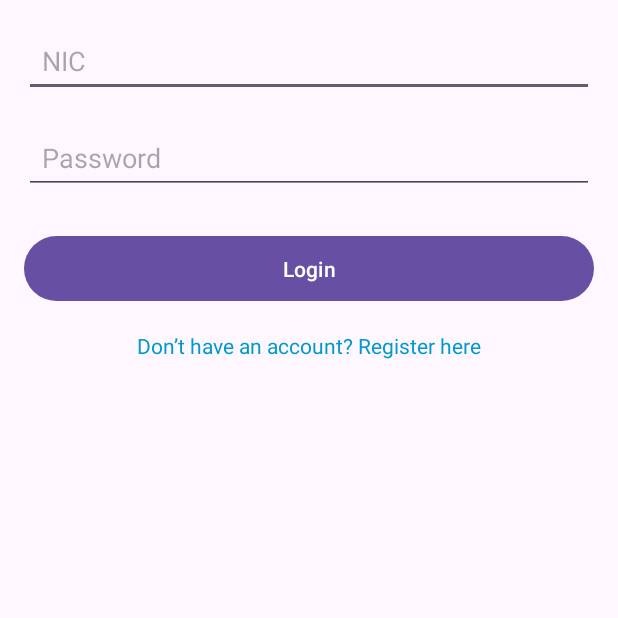
After one commit to madarameegama7/ev-charging-booking-system, an Android app: the LoginActivity screen opened directly, with no data from a screen before it, on a phone screen of 412 x 824 dp, the top half of it. The commit adds this screen. Run offline under Robolectric (Android 15) with nearby library versions, the phone set to English and light mode, and no system bars.

Commit message:
mobile: implement login screen and user authentication

```diff
--- a/mobile/app/src/main/AndroidManifest.xml
+++ b/mobile/app/src/main/AndroidManifest.xml
@@ -13,6 +13,12 @@
         android:theme="@style/Theme.EVChargingApp"
         tools:targetApi="31">
         <activity
+            android:name=".HomeActivity"
+            android:exported="false" />
+        <activity
+            android:name=".LoginActivity"
+            android:exported="false" />
+        <activity
             android:name=".RegisterActivity"
             android:exported="false" />
         <activity
--- /dev/null
+++ b/mobile/app/src/main/java/com/example/evchargingapp/LoginActivity.java
@@ -0,0 +1,75 @@
+/*
+ * File: LoginActivity.java
+ * Author: Janudi Adhikari
+ * Date: 2025-09-26
+ * Purpose: Handles user login with NIC and password using DBHelper.
+ */
+
+package com.example.evchargingapp;
+
+import android.content.Intent;
+import android.os.Bundle;
+import android.view.View;
+import android.widget.Button;
+import android.widget.EditText;
+import android.widget.TextView;
+import android.widget.Toast;
+
+import androidx.appcompat.app.AppCompatActivity;
+
+import com.example.evchargingapp.database.DBHelper;
+
+public class LoginActivity extends AppCompatActivity {
+
+    private EditText etLoginNIC, etLoginPassword;
+    private Button btnLogin;
+    private TextView tvGoToRegister;
+    private DBHelper dbHelper;
+
+    @Override
+    protected void onCreate(Bundle savedInstanceState) {
+        super.onCreate(savedInstanceState);
+        setContentView(R.layout.activity_login);
+
+        // Initialize DBHelper
+        dbHelper = new DBHelper(this);
+
+        // Bind UI elements
+        etLoginNIC = findViewById(R.id.etLoginNIC);
+        etLoginPassword = findViewById(R.id.etLoginPassword);
+        btnLogin = findViewById(R.id.btnLogin);
+        tvGoToRegister = findViewById(R.id.tvGoToRegister);
+
+        // Handle login button click
+        btnLogin.setOnClickListener(new View.OnClickListener() {
+            @Override
+            public void onClick(View v) {
+                String nic = etLoginNIC.getText().toString().trim();
+                String password = etLoginPassword.getText().toString().trim();
+
+                if (nic.isEmpty() || password.isEmpty()) {
+                    Toast.makeText(LoginActivity.this, "Please fill all fields", Toast.LENGTH_SHORT).show();
+                } else {
+                    boolean valid = dbHelper.validateUserObject(nic, password);
+                    if (valid) {
+                        Toast.makeText(LoginActivity.this, "Login successful", Toast.LENGTH_SHORT).show();
+
+                        // Navigate to HomeActivity (dummy for now)
+                        Intent intent = new Intent(LoginActivity.this, HomeActivity.class);
+                        intent.putExtra("USER_NIC", nic);
+                        startActivity(intent);
+                        finish();
+                    } else {
+                        Toast.makeText(LoginActivity.this, "Invalid NIC or Password", Toast.LENGTH_SHORT).show();
+                    }
+                }
+            }
+        });
+
+        // Navigate to RegisterActivity
+        tvGoToRegister.setOnClickListener(v -> {
+            Intent intent = new Intent(LoginActivity.this, RegisterActivity.class);
+            startActivity(intent);
+        });
+    }
+}
--- /dev/null
+++ b/mobile/app/src/main/res/layout/activity_login.xml
@@ -0,0 +1,62 @@
+<?xml version="1.0" encoding="utf-8"?>
+<androidx.constraintlayout.widget.ConstraintLayout
+    xmlns:android="http://schemas.android.com/apk/res/android"
+    xmlns:app="http://schemas.android.com/apk/res-auto"
+    android:layout_width="match_parent"
+    android:layout_height="match_parent"
+    android:padding="16dp">
+
+    <!-- NIC input -->
+    <EditText
+        android:id="@+id/etLoginNIC"
+        android:layout_width="0dp"
+        android:layout_height="wrap_content"
+        android:minHeight="48dp"
+        android:padding="12dp"
+        android:hint="NIC"
+        android:inputType="text"
+        app:layout_constraintTop_toTopOf="parent"
+        app:layout_constraintStart_toStartOf="parent"
+        app:layout_constraintEnd_toEndOf="parent" />
+
+    <!-- Password input -->
+    <EditText
+        android:id="@+id/etLoginPassword"
+        android:layout_width="0dp"
+        android:layout_height="wrap_content"
+        android:minHeight="48dp"
+        android:padding="12dp"
+        android:hint="Password"
+        android:inputType="textPassword"
+        app:layout_constraintTop_toBottomOf="@id/etLoginNIC"
+        app:layout_constraintStart_toStartOf="parent"
+        app:layout_constraintEnd_toEndOf="parent"
+        android:layout_marginTop="16dp"/>
+
+    <!-- Login Button -->
+    <Button
+        android:id="@+id/btnLogin"
+        android:layout_width="0dp"
+        android:layout_height="wrap_content"
+        android:minHeight="48dp"
+        android:padding="12dp"
+        android:text="Login"
+        app:layout_constraintTop_toBottomOf="@id/etLoginPassword"
+        app:layout_constraintStart_toStartOf="parent"
+        app:layout_constraintEnd_toEndOf="parent"
+        android:layout_marginTop="24dp"/>
+
+    <!-- Navigate to Register -->
+    <TextView
+        android:id="@+id/tvGoToRegister"
+        android:layout_width="wrap_content"
+        android:layout_height="wrap_content"
+        android:text="Don’t have an account? Register here"
+        android:textSize="14sp"
+        android:textColor="@android:color/holo_blue_dark"
+        app:layout_constraintTop_toBottomOf="@id/btnLogin"
+        app:layout_constraintStart_toStartOf="parent"
+        app:layout_constraintEnd_toEndOf="parent"
+        android:layout_marginTop="16dp"/>
+
+</androidx.constraintlayout.widget.ConstraintLayout>
```
Also changed, not shown: mobile/app/src/main/java/com/example/evchargingapp/HomeActivity.java (added, +25 -0 lines), mobile/app/src/main/java/com/example/evchargingapp/MainActivity.java (+26 -9 lines), mobile/app/src/main/res/layout/activity_home.xml (added, +10 -0 lines), mobile/app/src/main/res/layout/activity_main.xml (+31 -5 lines).
